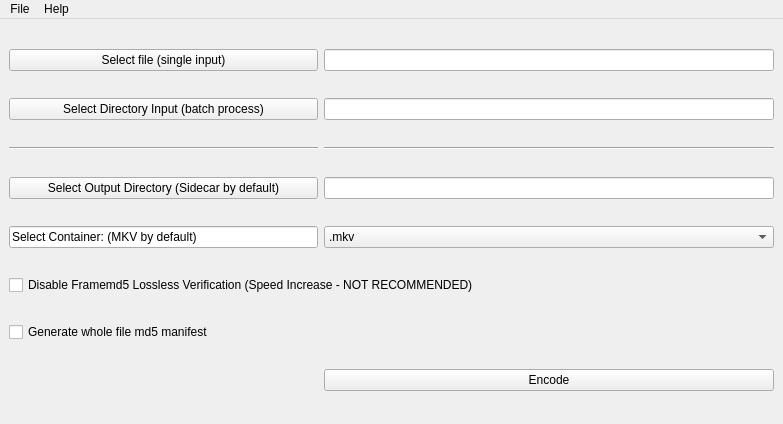
Old version of the form design.ui in the repository kieranjol/ffv1-frontend.
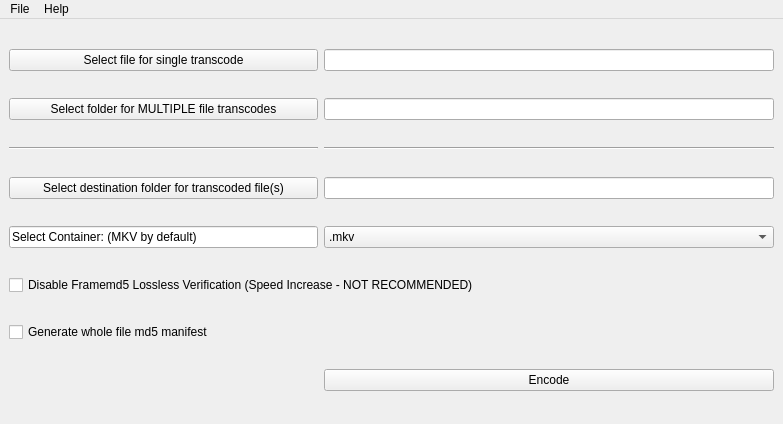
New version of the form.

Commit message: add @anjamahler suggestions re UI

```diff
--- a/design.ui
+++ b/design.ui
@@ -54,7 +54,7 @@
     <item row="0" column="0">
      <widget class="QPushButton" name="btnBrowse">
       <property name="text">
-       <string>Select file (single input)</string>
+       <string>Select file for single transcode</string>
       </property>
      </widget>
     </item>
@@ -88,7 +88,7 @@
     <item row="1" column="0">
      <widget class="QPushButton" name="pushButton_2">
       <property name="text">
-       <string>Select Directory Input (batch process)</string>
+       <string>Select folder for MULTIPLE file transcodes</string>
       </property>
      </widget>
     </item>
@@ -109,7 +109,7 @@
     <item row="3" column="0">
      <widget class="QPushButton" name="pushButton_3">
       <property name="text">
-       <string>Select Output Directory (Sidecar by default)</string>
+       <string>Select destination folder for transcoded file(s)</string>
       </property>
      </widget>
     </item>
```
Left out of the diff: 15 changed lines with no effect on the pictures.
